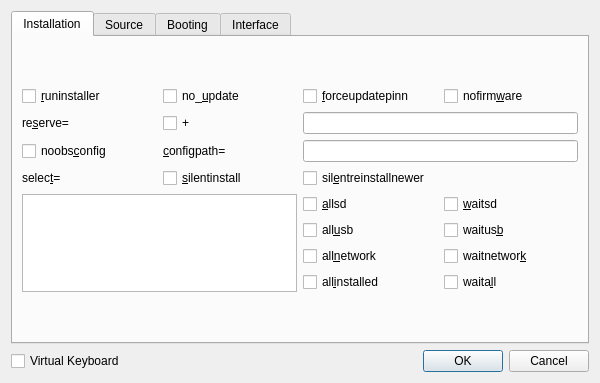
Above: recovery/optionsdialog.ui from procount/pinn before the change. Below: the same form after it.
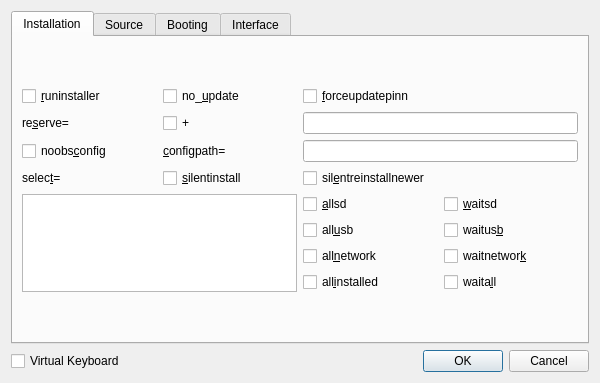
That is the form after the change. The open tabs and pages were chosen to show the change.

```diff
--- a/recovery/optionsdialog.ui
+++ b/recovery/optionsdialog.ui
@@ -117,16 +117,6 @@
              </property>
             </widget>
            </item>
-           <item row="0" column="3">
-            <widget class="QCheckBox" name="cb_nofirmware">
-             <property name="toolTip">
-              <string>DO not update the firmware of old OSes on installation</string>
-             </property>
-             <property name="text">
-              <string>nofirm&amp;ware</string>
-             </property>
-            </widget>
-           </item>
            <item row="8" column="2">
             <widget class="QCheckBox" name="cb_allsd">
              <property name="toolTip">
```
Left out of the diff: 2 changed lines with no effect on the pictures.
